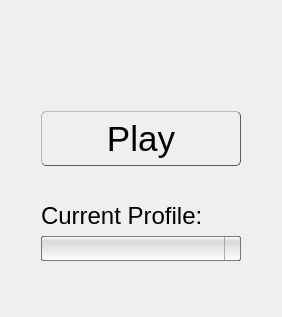
First picture: the form in files/ui/playpage.ui, repository zinnschlag/openmw, before the edit.
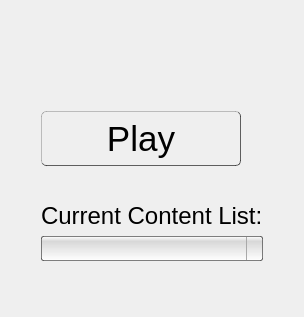
Second picture: the form after the edit. Icons and pictures are not drawn.

Commit message: Renamed "Current Profile" to "Current Content list" - bug #810

The edit to the form file:
```diff
--- a/files/ui/playpage.ui
+++ b/files/ui/playpage.ui
@@ -101,7 +101,7 @@
 </string>
         </property>
         <property name="text">
-         <string>Current Profile:</string>
+         <string>Current Content List:</string>
         </property>
        </widget>
       </item>
```
The commit also changes 1 other file.
